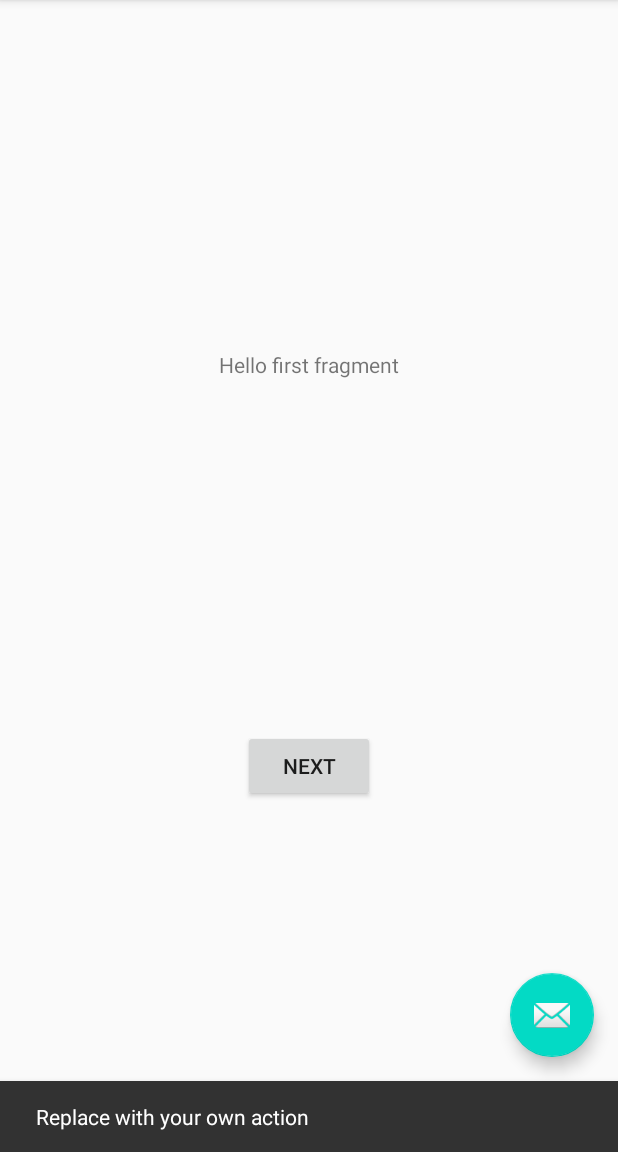
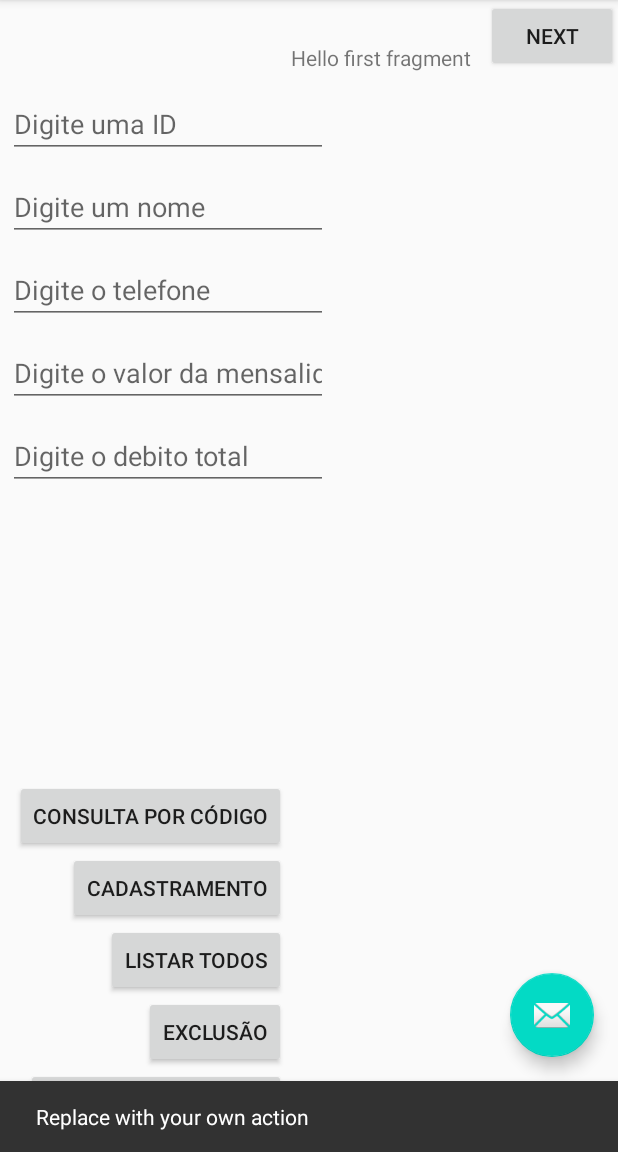
Before and after one commit to gustavoarildo/FormularioCondominio, an Android app: the screen it shows after launch (MainActivity), after a tap on an icon or button, on a phone screen of 412 x 824 dp, the part 84-1236 px from its top. Run offline under Robolectric (Android 15) with nearby library versions, the phone set to English and light mode, and no system bars; 1 other tap on this screen came first.

Commit message:
#1 Design inicial

```diff
--- a/app/src/main/res/layout/fragment_first.xml
+++ b/app/src/main/res/layout/fragment_first.xml
@@ -10,19 +10,119 @@
         android:id="@+id/textview_first"
         android:layout_width="wrap_content"
         android:layout_height="wrap_content"
+        android:layout_marginEnd="10dp"
         android:text="@string/hello_first_fragment"
-        app:layout_constraintBottom_toTopOf="@id/button_first"
-        app:layout_constraintEnd_toEndOf="parent"
-        app:layout_constraintStart_toStartOf="parent"
-        app:layout_constraintTop_toTopOf="parent" />
+        app:layout_constraintBottom_toBottomOf="@+id/button_first"
+        app:layout_constraintEnd_toStartOf="@+id/button_first" />
 
     <Button
         android:id="@+id/button_first"
         android:layout_width="wrap_content"
         android:layout_height="wrap_content"
         android:text="@string/next"
+        app:layout_constraintEnd_toEndOf="parent"
+        app:layout_constraintTop_toTopOf="parent" />
+
+    <Button
+        android:id="@+id/button_Cadastramento"
+        android:layout_width="wrap_content"
+        android:layout_height="wrap_content"
+        android:text="@string/cadastramento"
+        app:layout_constraintEnd_toEndOf="@+id/button_ConsultaPorCódigo"
+        app:layout_constraintTop_toBottomOf="@+id/button_ConsultaPorCódigo" />
+
+    <Button
+        android:id="@+id/button_ConsultaPorCódigo"
+        android:layout_width="wrap_content"
+        android:layout_height="wrap_content"
+        android:layout_marginStart="10dp"
+        android:layout_marginBottom="200dp"
+        android:text="@string/consulta_por_c_digo"
         app:layout_constraintBottom_toBottomOf="parent"
-        app:layout_constraintEnd_toEndOf="parent"
+        app:layout_constraintStart_toStartOf="parent" />
+
+    <Button
+        android:id="@+id/button_ListarTodos"
+        android:layout_width="wrap_content"
+        android:layout_height="wrap_content"
+        android:text="@string/listar_todos"
+        app:layout_constraintEnd_toEndOf="@+id/button_Cadastramento"
+        app:layout_constraintTop_toBottomOf="@+id/button_Cadastramento" />
+
+    <Button
+        android:id="@+id/button_Exclusão"
+        android:layout_width="wrap_content"
+        android:layout_height="wrap_content"
+        android:text="@string/exclus_o"
+        app:layout_constraintEnd_toEndOf="@+id/button_ListarTodos"
+        app:layout_constraintTop_toBottomOf="@+id/button_ListarTodos" />
+
+    <Button
+        android:id="@+id/button_AlteraçãoDeDados"
+        android:layout_width="wrap_content"
+        android:layout_height="wrap_content"
+        android:text="@string/altera_o_de_dados"
+        app:layout_constraintEnd_toEndOf="@+id/button_Exclusão"
+        app:layout_constraintTop_toBottomOf="@+id/button_Exclusão" />
+
+    <EditText
+        android:id="@+id/editText_Identificacao"
+        android:layout_width="wrap_content"
+        android:layout_height="wrap_content"
+        android:layout_marginStart="5dp"
+        android:layout_marginTop="60dp"
+        android:autofillHints=""
+        android:ems="10"
+        android:hint="@string/digite_uma_id"
+        android:inputType="number"
         app:layout_constraintStart_toStartOf="parent"
-        app:layout_constraintTop_toBottomOf="@id/textview_first" />
+        app:layout_constraintTop_toTopOf="parent" />
+
+    <EditText
+        android:id="@+id/editText_Nome"
+        android:layout_width="wrap_content"
+        android:layout_height="wrap_content"
+        android:layout_marginTop="10dp"
+        android:autofillHints=""
+        android:ems="10"
+        android:hint="@string/digite_um_nome"
+        android:inputType="textPersonName"
+        app:layout_constraintEnd_toEndOf="@+id/editText_Identificacao"
+        app:layout_constraintTop_toBottomOf="@+id/editText_Identificacao" />
+
+    <EditText
+        android:id="@+id/editText_Mensalidade"
+        android:layout_width="wrap_content"
+        android:layout_height="wrap_content"
+        android:layout_marginTop="10dp"
+        android:autofillHints=""
+        android:ems="10"
+        android:hint="@string/digite_o_valor_da_mensalidade"
+        android:inputType="number"
+        app:layout_constraintEnd_toEndOf="@+id/editText_Telefone"
+        app:layout_constraintTop_toBottomOf="@+id/editText_Telefone" />
+
+    <EditText
+        android:id="@+id/editText_DebitoTotal"
+        android:layout_width="wrap_content"
+        android:layout_height="wrap_content"
+        android:layout_marginTop="10dp"
+        android:ems="10"
+        android:hint="@string/digite_o_debito_total"
+        android:inputType="number"
+        app:layout_constraintEnd_toEndOf="@+id/editText_Mensalidade"
+        app:layout_constraintTop_toBottomOf="@+id/editText_Mensalidade"
+        android:autofillHints="" />
+
+    <EditText
+        android:id="@+id/editText_Telefone"
+        android:layout_width="wrap_content"
+        android:layout_height="wrap_content"
+        android:layout_marginTop="10dp"
+        android:ems="10"
+        android:hint="@string/digite_o_telefone"
+        android:inputType="phone"
+        app:layout_constraintEnd_toEndOf="@+id/editText_Nome"
+        app:layout_constraintTop_toBottomOf="@+id/editText_Nome"
+        android:autofillHints="" />
 </androidx.constraintlayout.widget.ConstraintLayout>
--- a/app/src/main/res/layout/fragment_second.xml
+++ b/app/src/main/res/layout/fragment_second.xml
@@ -6,22 +6,31 @@
     android:layout_height="match_parent"
     tools:context=".SecondFragment">
 
-    <TextView
-        android:id="@+id/textview_second"
-        android:layout_width="wrap_content"
-        android:layout_height="wrap_content"
-        app:layout_constraintBottom_toTopOf="@id/button_second"
-        app:layout_constraintEnd_toEndOf="parent"
-        app:layout_constraintStart_toStartOf="parent"
-        app:layout_constraintTop_toTopOf="parent" />
-
     <Button
         android:id="@+id/button_second"
         android:layout_width="wrap_content"
         android:layout_height="wrap_content"
         android:text="@string/previous"
+        app:layout_constraintEnd_toEndOf="parent"
+        app:layout_constraintTop_toTopOf="parent" />
+
+    <TextView
+        android:id="@+id/textView_second"
+        android:layout_width="wrap_content"
+        android:layout_height="wrap_content"
+        android:layout_marginEnd="10dp"
+        android:text="@string/hello_second_frag"
+        app:layout_constraintBottom_toBottomOf="@+id/button_second"
+        app:layout_constraintEnd_toStartOf="@+id/button_second" />
+
+    <androidx.recyclerview.widget.RecyclerView
+        android:id="@+id/recyclerView_ListarTodos"
+        android:layout_width="409dp"
+        android:layout_height="681dp"
         app:layout_constraintBottom_toBottomOf="parent"
         app:layout_constraintEnd_toEndOf="parent"
+        app:layout_constraintHorizontal_bias="1.0"
         app:layout_constraintStart_toStartOf="parent"
-        app:layout_constraintTop_toBottomOf="@id/textview_second" />
+        app:layout_constraintTop_toTopOf="parent"
+        app:layout_constraintVertical_bias="1.0" />
 </androidx.constraintlayout.widget.ConstraintLayout>
--- a/app/src/main/res/values/strings.xml
+++ b/app/src/main/res/values/strings.xml
@@ -9,4 +9,15 @@
 
     <string name="hello_first_fragment">Hello first fragment</string>
     <string name="hello_second_fragment">Hello second fragment. Arg: %1$s</string>
+    <string name="cadastramento">cadastramento</string>
+    <string name="consulta_por_c_digo">consulta por código</string>
+    <string name="listar_todos">listar todos</string>
+    <string name="exclus_o">exclusão</string>
+    <string name="altera_o_de_dados">alteração de dados</string>
+    <string name="hello_second_frag">hello_second_frag</string>
+    <string name="digite_uma_id">Digite uma ID</string>
+    <string name="digite_um_nome">Digite um nome</string>
+    <string name="digite_o_valor_da_mensalidade">Digite o valor da mensalidade</string>
+    <string name="digite_o_debito_total">Digite o debito total</string>
+    <string name="digite_o_telefone">Digite o telefone</string>
 </resources>
```
